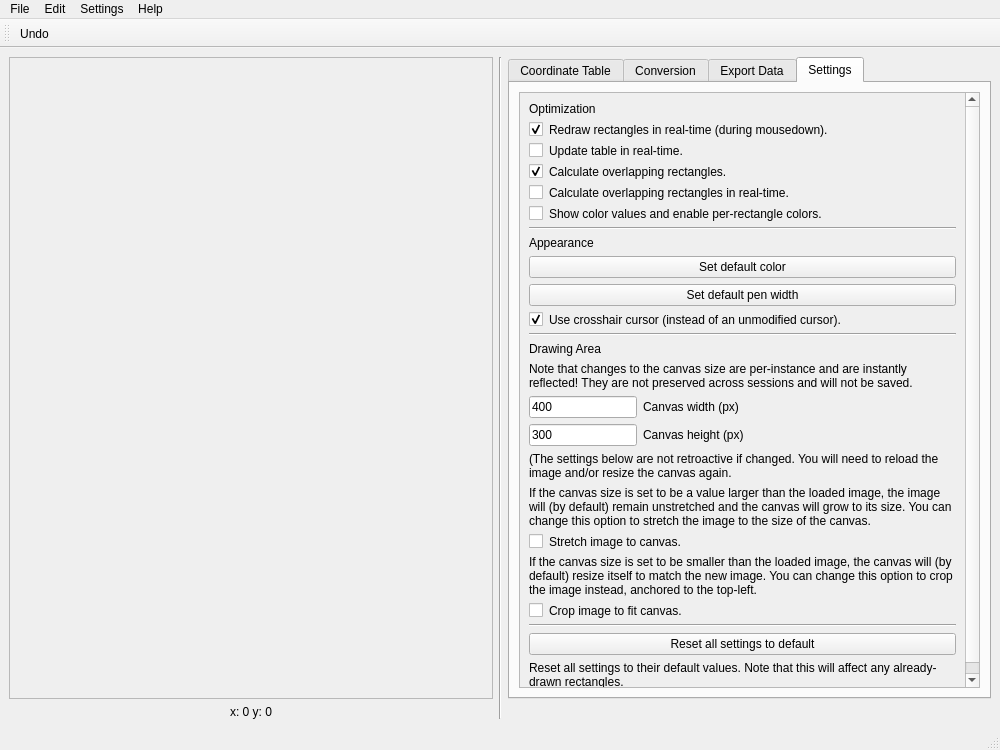
lgactna/RectangleMappingTool, file src/main/resources/base/rectmap.ui: the form before one commit.
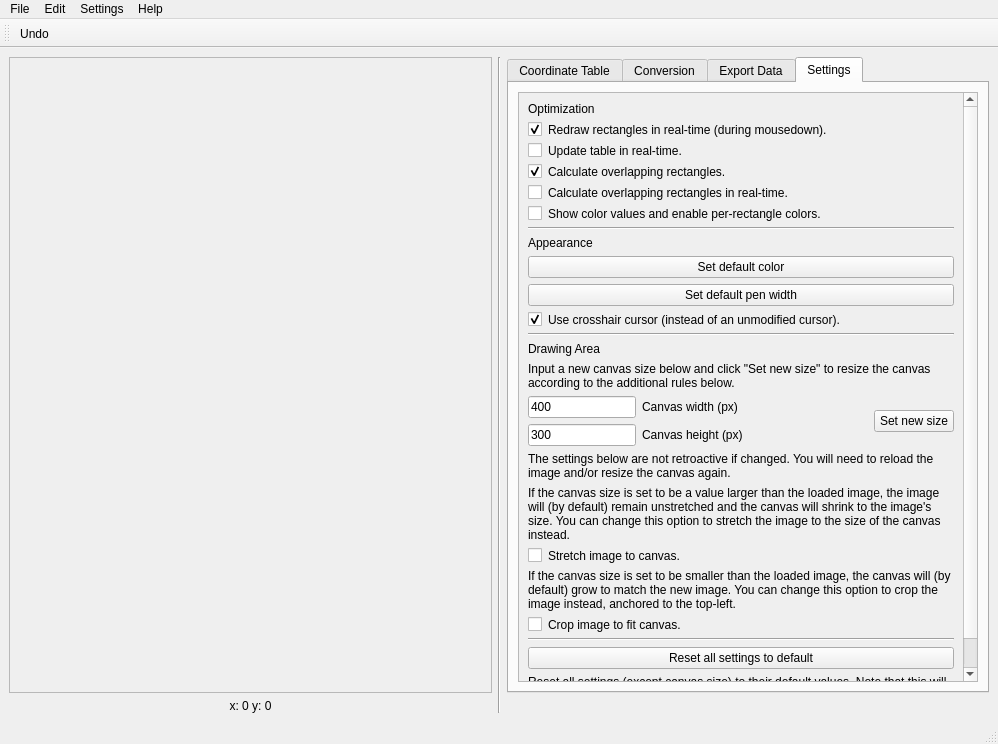
The form after the commit.

Commit message: basic canvas size editing

The edit to the form file:
```diff
--- a/src/main/resources/base/rectmap.ui
+++ b/src/main/resources/base/rectmap.ui
@@ -9,8 +9,8 @@
    <rect>
     <x>0</x>
     <y>0</y>
-    <width>1000</width>
-    <height>750</height>
+    <width>998</width>
+    <height>744</height>
    </rect>
   </property>
   <property name="windowTitle">
@@ -38,8 +38,8 @@
         <rect>
          <x>0</x>
          <y>0</y>
-         <width>479</width>
-         <height>626</height>
+         <width>478</width>
+         <height>620</height>
         </rect>
        </property>
       </widget>
@@ -509,9 +509,9 @@
            <property name="geometry">
             <rect>
              <x>0</x>
-             <y>-147</y>
-             <width>429</width>
-             <height>722</height>
+             <y>-139</y>
+             <width>428</width>
+             <height>708</height>
             </rect>
            </property>
            <layout class="QFormLayout" name="formLayout_2">
@@ -669,7 +669,7 @@
             <item row="13" column="0" colspan="2">
              <widget class="QLabel" name="label_23">
               <property name="text">
-               <string>Note that changes to the canvas size are per-instance and are instantly reflected! They are not preserved across sessions and will not be saved.</string>
+               <string>Input a new canvas size below and click &quot;Set new size&quot; to resize the canvas according to the additional rules below.</string>
               </property>
               <property name="wordWrap">
                <bool>true</bool>
@@ -677,6 +677,8 @@
              </widget>
             </item>
             <item row="14" column="0" colspan="2">
+             <layout class="QHBoxLayout" name="horizontalLayout_4">
+              <item>
              <layout class="QFormLayout" name="formLayout_3">
               <item row="0" column="0">
                <widget class="QLineEdit" name="canvas_width_edit">
@@ -708,10 +710,29 @@
               </item>
              </layout>
             </item>
+              <item>
+               <widget class="QPushButton" name="set_canvas_size_button">
+                <property name="text">
+                 <string>Set new size</string>
+                </property>
+               </widget>
+              </item>
+             </layout>
+            </item>
+            <item row="15" column="0" colspan="2">
+             <widget class="QLabel" name="label_24">
+              <property name="text">
+               <string>The settings below are not retroactive if changed. You will need to reload the image and/or resize the canvas again.</string>
+              </property>
+              <property name="wordWrap">
+               <bool>true</bool>
+              </property>
+             </widget>
+            </item>
             <item row="16" column="0" colspan="2">
              <widget class="QLabel" name="label_14">
               <property name="text">
-               <string>If the canvas size is set to be a value larger than the loaded image, the image will (by default) remain unstretched and the canvas will grow to its size. You can change this option to stretch the image to the size of the canvas.</string>
+               <string>If the canvas size is set to be a value larger than the loaded image, the image will (by default) remain unstretched and the canvas will shrink to the image's size. You can change this option to stretch the image to the size of the canvas instead.</string>
               </property>
               <property name="wordWrap">
                <bool>true</bool>
@@ -735,7 +756,7 @@
             <item row="18" column="0" colspan="2">
              <widget class="QLabel" name="label_18">
               <property name="text">
-               <string>If the canvas size is set to be smaller than the loaded image, the canvas will (by default) resize itself to match the new image. You can change this option to crop the image instead, anchored to the top-left.</string>
+               <string>If the canvas size is set to be smaller than the loaded image, the canvas will (by default) grow to match the new image. You can change this option to crop the image instead, anchored to the top-left.</string>
               </property>
               <property name="wordWrap">
                <bool>true</bool>
@@ -770,20 +791,10 @@
               </property>
              </widget>
             </item>
-            <item row="15" column="0" colspan="2">
-             <widget class="QLabel" name="label_24">
-              <property name="text">
-               <string>(The settings below are not retroactive if changed. You will need to reload the image and/or resize the canvas again.</string>
-              </property>
-              <property name="wordWrap">
-               <bool>true</bool>
-              </property>
-             </widget>
-            </item>
             <item row="22" column="0" colspan="2">
              <widget class="QLabel" name="label_25">
               <property name="text">
-               <string>Reset all settings to their default values. Note that this will affect any already-drawn rectangles.</string>
+               <string>Reset all settings (except canvas size) to their default values. Note that this will affect any already-drawn rectangles.</string>
               </property>
               <property name="wordWrap">
                <bool>true</bool>
@@ -809,7 +820,7 @@
     <rect>
      <x>0</x>
      <y>0</y>
-     <width>1000</width>
+     <width>998</width>
      <height>26</height>
     </rect>
    </property>
```
Left out of the diff: 2 changed lines with no effect on the pictures. Lines whose indentation alone changed are shown as unchanged. The commit also changes 2 other files.
